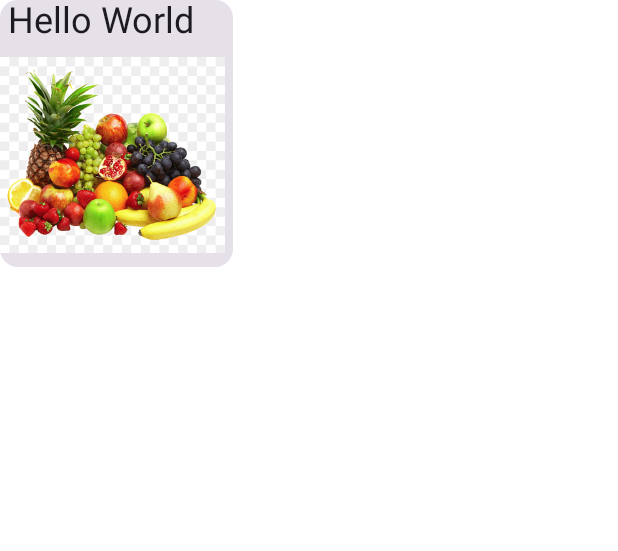
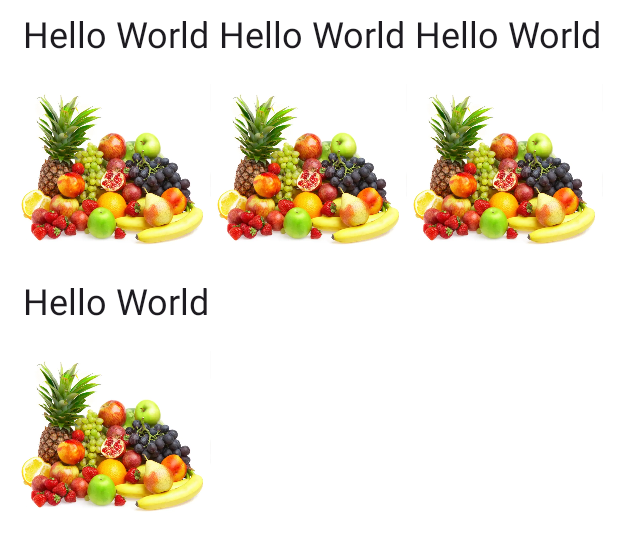
Before and after one commit to anupaul1314/Flash-App, an Android app built with Jetpack Compose: the @Preview function GreetingPreview, on a phone screen of 412 x 824 dp. Shown: the top 551 px of the screen. Run offline under Robolectric (Android 15) with nearby library versions, the light colour scheme and no system bars.

Commit message:
Completed Homescreen

```diff
--- a/app/src/main/java/com/example/flash/data/Categories.kt
+++ b/app/src/main/java/com/example/flash/data/Categories.kt
@@ -6,5 +6,4 @@ import androidx.annotation.DrawableRes
 data class Categories (
     @StringRes val stringResource :Int,
     @DrawableRes val imageResource : Int
-
 )
--- /dev/null
+++ b/app/src/main/java/com/example/flash/data/DataSource.kt
@@ -0,0 +1,12 @@
+package com.example.flash.data
+import com.example.flash.R
+object DataSource {
+    fun loadCategories():List<Categories>{
+        return listOf<Categories>(
+            Categories(stringResource = R.string.fruits, imageResource = R.drawable.ic_fruit),
+            Categories(R.string.bread,R.drawable.ic_bread),
+            Categories(R.string.munchies,R.drawable.ic_munchies),
+            Categories(R.string.vegetables,R.drawable.ic_vegetables)
+        )
+    }
+}
--- a/app/src/main/java/com/example/flash/ui/StartScreen.kt
+++ b/app/src/main/java/com/example/flash/ui/StartScreen.kt
@@ -1,14 +1,23 @@
 package com.example.flash.ui
+import android.content.Context
 import android.widget.Toast
 import androidx.compose.foundation.Image
 import androidx.compose.foundation.background
 import androidx.compose.foundation.clickable
+import androidx.compose.foundation.layout.Arrangement
 import com.example.flash.R
 import androidx.compose.foundation.layout.Column
+import androidx.compose.foundation.layout.PaddingValues
 import androidx.compose.foundation.layout.padding
 import androidx.compose.foundation.layout.size
 import androidx.compose.foundation.layout.width
+import androidx.compose.foundation.lazy.grid.GridCells
+import androidx.compose.foundation.lazy.grid.LazyVerticalGrid
+import androidx.compose.foundation.lazy.grid.items
 import androidx.compose.material3.Card
+import androidx.compose.material3.CardColors
+import androidx.compose.material3.CardDefaults
+import androidx.compose.material3.CardElevation
 import androidx.compose.material3.MaterialTheme
 import androidx.compose.material3.Text
 import androidx.compose.runtime.Composable
@@ -17,20 +26,40 @@ import androidx.compose.ui.graphics.Color
 import androidx.compose.ui.graphics.ColorFilter
 import androidx.compose.ui.platform.LocalContext
 import androidx.compose.ui.res.painterResource
+import androidx.compose.ui.res.stringResource
 import androidx.compose.ui.tooling.preview.Preview
 import androidx.compose.ui.unit.dp
 import androidx.compose.ui.unit.sp
+import com.example.flash.data.DataSource
 
 @Composable
 fun StartScreen(){
     val context = LocalContext.current
+    LazyVerticalGrid(
+        columns = GridCells.Adaptive(128.dp),
+        contentPadding = PaddingValues(10.dp),
+        verticalArrangement = Arrangement.SpaceEvenly,
+        horizontalArrangement = Arrangement.SpaceBetween
+    ) {
+                items(DataSource.loadCategories()){
+                    CategoryCard(
+                        context = context
+                    )
+                }
+    }
+}
+@Composable
+fun CategoryCard(context:Context){
     Card(
-        modifier = Modifier.clickable {
-            Toast.makeText(
-                context, "This card was clicked",
-                Toast.LENGTH_SHORT).show()
-        }
-    )
+        colors = CardDefaults.cardColors(
+            containerColor = Color.White),
+        modifier = Modifier
+            .clickable {
+                Toast.makeText(
+                    context, "This card was clicked",
+                    Toast.LENGTH_SHORT).show()
+            },
+        )
     {
         Column(
             modifier = Modifier
@@ -45,14 +74,13 @@ fun StartScreen(){
         Image(
             modifier = Modifier
                 .size(150.dp),
-            painter = painterResource(id = R.drawable.ic_fruits) ,
+            painter = painterResource(id =R.drawable.ic_fruit ) ,
             contentDescription ="Fresh Fruits"
         )
     }
 }
 
-
-@Preview(showBackground = true, showSystemUi = true)
+@Preview(showSystemUi = true)
 @Composable
 fun GreetingPreview() {
     StartScreen()
--- a/app/src/main/res/values/strings.xml
+++ b/app/src/main/res/values/strings.xml
@@ -1,9 +1,6 @@
 <resources>
     <string name="app_name">Flash</string>
-    <string name="sweet_tooth">Flash</string>
-    <string name="stationary">Flash</string>
-    <string name="pet_Food">Flash</string>
-    <string name="packaged_food">Flash</string>
+    <string name="fruits">Flash</string>
     <string name="munchies">Flash</string>
     <string name="vegetables">Flash</string>
     <string name="bread">Flash</string>
```
Also changed, not shown: app/src/main/java/com/example/flash/MainActivity.kt (+0 -17 lines), app/src/main/res/drawable/ic_firstimage.png (added), app/src/main/res/drawable/ic_fruit.png (added), app/src/main/res/drawable/ic_fruits.png (deleted), app/src/main/res/drawable/ic_munchies.png (added), app/src/main/res/drawable/ic_vegetables.png (added).
